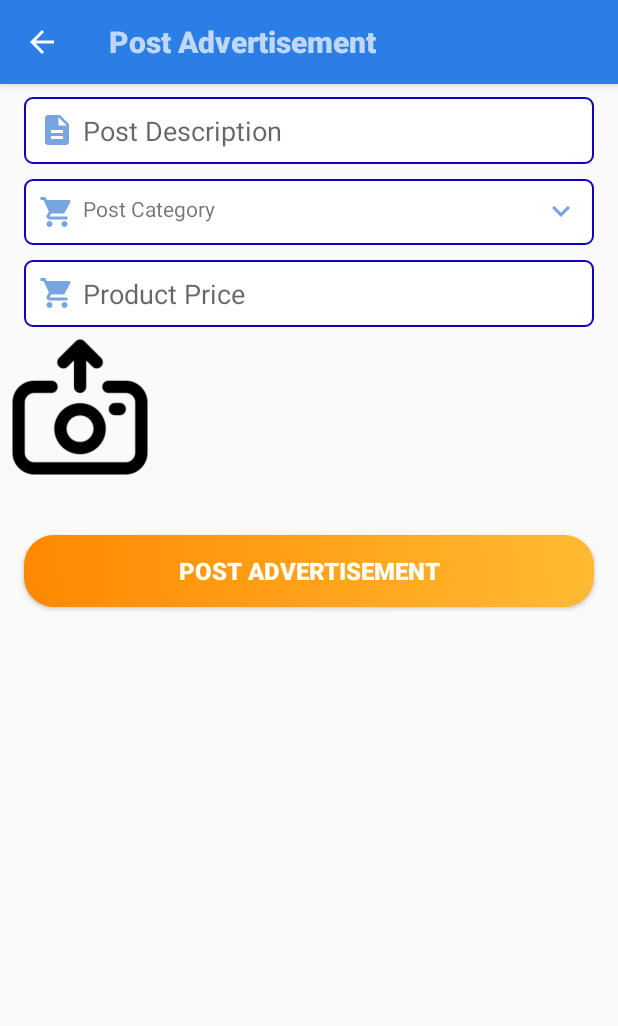
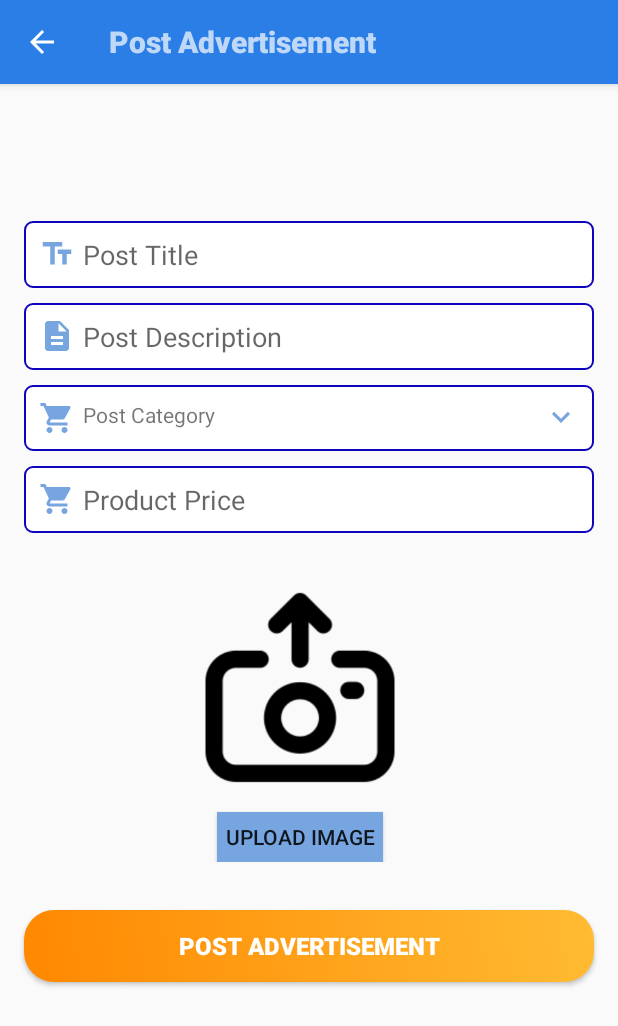
Before and after one commit to raviKsah/MarkUTApp_01, an Android app: the NavigationDrawer1 screen opened directly, with no data from a screen before it, after a tap on "TODO", on a phone screen of 412 x 824 dp. Shown: the top 1026 px of the screen. Run offline under Robolectric (Android 15) with nearby library versions, the phone set to English and light mode, and no system bars; our stand-ins replace Firebase (no records; nobody signed in at launch, a user with empty details on screens opened directly), navigation-ui.

Commit message:
new post ad xml, drawer close

```diff
--- a/app/src/main/java/com/example/markutapp_01/NavigationDrawer1.java
+++ b/app/src/main/java/com/example/markutapp_01/NavigationDrawer1.java
@@ -16,6 +16,7 @@ import android.widget.Toast;
 import androidx.annotation.NonNull;
 import androidx.appcompat.app.AppCompatActivity;
 import androidx.appcompat.widget.Toolbar;
+import androidx.core.view.GravityCompat;
 import androidx.drawerlayout.widget.DrawerLayout;
 import androidx.navigation.NavController;
 import androidx.navigation.Navigation;
@@ -45,7 +46,7 @@ public class NavigationDrawer1 extends AppCompatActivity
     ImageButton report_btn_logo;
     String items;
     private AppBarConfiguration mAppBarConfiguration;
-
+    private DrawerLayout drawer;
     String category;
     private Globals global = Globals.getInstance();
 
@@ -97,7 +98,8 @@ public class NavigationDrawer1 extends AppCompatActivity
 //                        .setAction("Action", null).show();
             }
         });
-        DrawerLayout drawer = findViewById(R.id.drawer_layout);
+        drawer = findViewById(R.id.drawer_layout);
+
         NavigationView navigationView = findViewById(R.id.nav_view);
 
         View headerView = navigationView.getHeaderView(0);
@@ -145,6 +147,7 @@ public class NavigationDrawer1 extends AppCompatActivity
         {
             Intent intent = new Intent(getApplicationContext(), PostAd.class);
             startActivity(intent);
+            closeDrawer();
             return true;
         });
 
@@ -234,6 +237,7 @@ public class NavigationDrawer1 extends AppCompatActivity
         {
             fab.setVisibility(View.GONE);
             GetDataFromFirebase(true);
+            closeDrawer();
             return true;
         });
 
@@ -241,11 +245,16 @@ public class NavigationDrawer1 extends AppCompatActivity
         {
             fab.setVisibility(View.VISIBLE);
             GetDataFromFirebase(false);
+            closeDrawer();
             return true;
         });
     }
 
-
+    public void closeDrawer() {
+        if (drawer.isDrawerOpen(GravityCompat.START)) {
+            drawer.closeDrawer(GravityCompat.START);
+        }
+    }
 /*    public void editAd(View view)
     {
         LinearLayout ll = (LinearLayout)findViewById(R.id.adInfoEdit);
@@ -315,6 +324,13 @@ public class NavigationDrawer1 extends AppCompatActivity
                         messages.setImageUrl(snapshot.child("image_path").getValue().toString());
                         messages.setImageTitle(snapshot.child("title").getValue().toString());
                         messages.setPrice(snapshot.child("price").getValue().toString());
+                        messages.setAdID((snapshot.child("ad_id").getValue().toString()));
+
+
+                        ////Fvrt button
+
+
+
                         //  System.out.println("heyyyyyyyyy" + snapshot.child("image_path").getValue().toString());
                         messagesList.add(messages);
                     }
--- a/app/src/main/java/com/example/markutapp_01/PostAd.java
+++ b/app/src/main/java/com/example/markutapp_01/PostAd.java
@@ -11,6 +11,8 @@ import android.graphics.drawable.ColorDrawable;
 import android.net.Uri;
 import android.provider.MediaStore;
 import android.os.Bundle;
+import android.view.Menu;
+import android.view.MenuItem;
 import android.view.View;
 import android.webkit.MimeTypeMap;
 import android.widget.ArrayAdapter;
@@ -47,8 +49,8 @@ import java.util.UUID;
 public class PostAd extends AppCompatActivity {
 
     // views for button
-    private ImageView btnUpload;
-    private ImageView btnSelect;
+
+    private Button btnSelect;
     private TextView PostCategorySpinner;
     Button postAdd;
     String url;
@@ -94,7 +96,7 @@ public class PostAd extends AppCompatActivity {
         databaseReference = FirebaseDatabase.getInstance().getReference(Database_Path);
         progressDialog = new ProgressDialog(PostAd.this);
 
-        btnSelect = findViewById(R.id.SelectImage);
+        btnSelect = findViewById(R.id.upload_image_btn);
         //btnUpload = findViewById(R.id.SelectImage);
         imageView = findViewById(R.id.SelectImage);
         PostCategorySpinner = findViewById(R.id.PostCategorySpinner);
@@ -145,6 +147,22 @@ public class PostAd extends AppCompatActivity {
                 startActivity(intent);
             }
         });
+    }
+
+
+    @Override
+    public boolean onOptionsItemSelected(MenuItem item) {
+        switch (item.getItemId()) {
+            case android.R.id.home:
+                finish();
+                return true;
+        }
+
+        return super.onOptionsItemSelected(item);
+    }
+
+    public boolean onCreateOptionsMenu(Menu menu) {
+        return true;
     }
 
     // Select Image method
--- a/app/src/main/java/com/example/markutapp_01/RecyclerAdapter.java
+++ b/app/src/main/java/com/example/markutapp_01/RecyclerAdapter.java
@@ -4,13 +4,20 @@ import android.content.Context;
 import android.view.LayoutInflater;
 import android.view.View;
 import android.view.ViewGroup;
+import android.widget.ImageButton;
 import android.widget.ImageView;
 import android.widget.TextView;
+import android.widget.Toast;
 
 import androidx.annotation.NonNull;
 import androidx.recyclerview.widget.RecyclerView;
 
 import com.bumptech.glide.Glide;
+import com.google.firebase.database.DataSnapshot;
+import com.google.firebase.database.DatabaseError;
+import com.google.firebase.database.DatabaseReference;
+import com.google.firebase.database.FirebaseDatabase;
+import com.google.firebase.database.ValueEventListener;
 
 import java.util.ArrayList;
 
@@ -19,6 +26,10 @@ public class RecyclerAdapter extends RecyclerView.Adapter<com.example.markutapp_
     private static final String Tag="RecyclerView";
     private Context mContext;
     private ArrayList<Messages> messagesList;
+    private DatabaseReference myRef;
+    ImageButton report_btn_logo;
+    ViewHolder holder;
+    Boolean reportChecker = false;
 
     public RecyclerAdapter(Context mContext, ArrayList<Messages> messagesList) {
         this.mContext = mContext;
@@ -34,10 +45,57 @@ public class RecyclerAdapter extends RecyclerView.Adapter<com.example.markutapp_
 
     @Override
     public void onBindViewHolder(@NonNull ViewHolder holder, int position) {
+
+
+        final  String postkey = messagesList.get(position).getAdID();
+
+//        holder.reportChecker(postkey);
+//        holder.report_btn_logo.setOnClickListener(new View.OnClickListener() {
+//            @Override
+//            public void onClick(View view) {
+//
+//                reportChecker = true;
+//
+//                myRef.addValueEventListener(new ValueEventListener() {
+//                    @Override
+//                    public void onDataChange(@NonNull DataSnapshot snapshot) {
+//
+//                        if (reportChecker.equals(true)){
+//                            if (snapshot.child(postkey).hasChild("")){
+//                                myRef.child(postkey).child("").removeValue();
+//
+//                                reportChecker = false;
+//                            }else {
+//
+//                                //myRef.child(postkey).setValue(member);
+//                                reportChecker = false;
+//
+//                                Toast.makeText(mContext, "Advertisement has been reported and sent for review", Toast.LENGTH_SHORT).show();
+//                            }
+//                        }
+//
+//                    }
+//
+//                    @Override
+//                    public void onCancelled(@NonNull DatabaseError error) {
+//
+//                    }
+//                });
+//
+//            }
+//        });
+
         holder.textView.setText(messagesList.get(position).getImageTitle());
         holder.price.setText(messagesList.get(position).getPrice());
         Glide.with(mContext).load(messagesList.get(position).getImageUrl()).into(holder.imageView);
+
+
+
+
     }
+
+
+
 
     @Override
     public int getItemCount() {
@@ -47,6 +105,7 @@ public class RecyclerAdapter extends RecyclerView.Adapter<com.example.markutapp_
     public class ViewHolder extends RecyclerView.ViewHolder{
         ImageView imageView;
         TextView textView,price,edit;
+        ImageButton report_btn_logo;
 
 
         public ViewHolder(@NonNull View itemView) {
@@ -56,6 +115,45 @@ public class RecyclerAdapter extends RecyclerView.Adapter<com.example.markutapp_
             price = itemView.findViewById(R.id.ad_price);
             edit = itemView.findViewById(R.id.editAdID);
         }
+
+
+
+//        public void  reportChecker(final String postkey) {
+//            report_btn_logo = itemView.findViewById(R.id.report_btn_logo);
+//            myRef= FirebaseDatabase.getInstance().getReference("Advertisements");
+//
+//
+//            //messagesList.get(postkey).getImageTitle();
+//
+//            myRef.addValueEventListener(new ValueEventListener() {
+//                @Override
+//                public void onDataChange(@NonNull DataSnapshot snapshot) {
+//
+//                    if (snapshot.child(postkey).hasChild("under_report")){
+//                        report_btn_logo.setImageResource(R.drawable.ic_baseline_flag_24);
+//                    }else {
+//                        report_btn_logo.setImageResource(R.drawable.ic_baseline_outlined_flag_24);
+//                    }
+//
+//                }
+//
+//                @Override
+//                public void onCancelled(@NonNull DatabaseError error) {
+//
+//                }
+//            });
+//
+//        }
+
+
+
     }
 
+
+
+
+
+
+
+
 }
--- /dev/null
+++ b/app/src/main/res/drawable/button_back.xml
@@ -0,0 +1,6 @@
+<?xml version="1.0" encoding="utf-8"?>
+<shape xmlns:android="http://schemas.android.com/apk/res/android">
+
+    <solid android:color="@color/red"/>
+    <corners android:radius="10dp"/>
+</shape>
--- a/app/src/main/res/layout/post_ad.xml
+++ b/app/src/main/res/layout/post_ad.xml
@@ -1,113 +1,134 @@
 <?xml version="1.0" encoding="utf-8"?>
 <LinearLayout xmlns:android="http://schemas.android.com/apk/res/android"
+    xmlns:app="http://schemas.android.com/apk/res-auto"
     xmlns:tools="http://schemas.android.com/tools"
     android:layout_width="match_parent"
-    android:layout_height="match_parent"
+    android:layout_height="wrap_content"
     android:layout_gravity="center"
-    xmlns:app="http://schemas.android.com/apk/res-auto"
     android:orientation="vertical">
 
     <EditText
         android:id="@+id/inputPostTitle"
         android:layout_width="match_parent"
         android:layout_height="wrap_content"
+        android:layout_marginLeft="16dp"
+        android:layout_marginTop="10dp"
+        android:layout_marginRight="16dp"
+        android:background="@drawable/text_background"
+        android:drawableStart="@drawable/ic_text_fields_black_24dp"
+        android:drawableLeft="@drawable/ic_text_fields_black_24dp"
+        android:drawablePadding="5dp"
+        android:drawableTint="@color/colorPrimaryDark"
+        android:hint="Post Title"
+        android:inputType="text"
         android:padding="10dp"
-        android:background="@drawable/text_background"
-        android:hint="Post Title"
-        android:drawableStart="@drawable/ic_text_fields_black_24dp"
-        android:drawableTint="@color/colorPrimaryDark"
-        android:drawablePadding="5dp"
-        android:layout_marginRight="16dp"
-        android:layout_marginTop="10dp"
-        android:layout_marginLeft="16dp"
-        android:inputType="text"
-        android:drawableLeft="@drawable/ic_text_fields_black_24dp"
         tools:ignore="UnknownId" />
 
     <EditText
         android:id="@+id/inputPostDescription"
         android:layout_width="match_parent"
         android:layout_height="wrap_content"
-        android:padding="10dp"
+        android:layout_marginLeft="16dp"
+        android:layout_marginTop="10dp"
+        android:layout_marginRight="16dp"
         android:background="@drawable/text_background"
+        android:drawableStart="@drawable/ic_description_black_24dp"
+        android:drawableLeft="@drawable/ic_description_black_24dp"
+        android:drawablePadding="5dp"
+        android:drawableTint="@color/colorPrimaryDark"
         android:hint="Post Description"
         android:inputType="textMultiLine"
-        android:drawableStart="@drawable/ic_description_black_24dp"
-        android:drawableTint="@color/colorPrimaryDark"
-        android:drawablePadding="5dp"
-        android:layout_marginRight="16dp"
-        android:layout_marginTop="10dp"
-        android:layout_marginLeft="16dp"
-        app:layout_constraintTop_toBottomOf="@+id/inputPostTitle"
-        android:drawableLeft="@drawable/ic_description_black_24dp" />
+        android:padding="10dp"
+        app:layout_constraintTop_toBottomOf="@+id/inputPostTitle" />
 
     <TextView
         android:id="@+id/PostCategorySpinner"
         android:layout_width="match_parent"
         android:layout_height="wrap_content"
+        android:layout_marginLeft="16dp"
+        android:layout_marginTop="10dp"
+        android:layout_marginRight="16dp"
         android:background="@drawable/text_background"
         android:drawableStart="@drawable/ic_shopping_cart_black_24dp"
+        android:drawableLeft="@drawable/ic_shopping_cart_black_24dp"
+        android:drawableEnd="@drawable/ic_keyboard_arrow_down_black_24dp"
+        android:drawableRight="@drawable/ic_keyboard_arrow_down_black_24dp"
+        android:drawablePadding="5dp"
         android:drawableTint="@color/colorPrimaryDark"
-        android:drawablePadding="5dp"
         android:padding="10dp"
         android:text="Post Category"
-        android:drawableEnd="@drawable/ic_keyboard_arrow_down_black_24dp"
-        android:layout_marginRight="16dp"
-        android:layout_marginTop="10dp"
-        android:layout_marginLeft="16dp"
-        app:layout_constraintTop_toBottomOf="@+id/inputPostDescription"
-        android:drawableLeft="@drawable/ic_shopping_cart_black_24dp"
-        android:drawableRight="@drawable/ic_keyboard_arrow_down_black_24dp" />
-
+        app:layout_constraintTop_toBottomOf="@+id/inputPostDescription" />
 
 
     <EditText
         android:id="@+id/inputProductPrice"
         android:layout_width="match_parent"
         android:layout_height="wrap_content"
+        android:layout_marginLeft="16dp"
+        android:layout_marginTop="10dp"
+        android:layout_marginRight="16dp"
+        android:autofillHints=""
+        android:background="@drawable/text_background"
+        android:drawableStart="@drawable/ic_shopping_cart_black_24dp"
+        android:drawableLeft="@drawable/ic_shopping_cart_black_24dp"
+        android:drawablePadding="5dp"
+        android:drawableTint="@color/colorPrimaryDark"
+        android:hint="Product Price"
+        android:inputType="number"
         android:padding="10dp"
-        android:background="@drawable/text_background"
-        android:hint="Product Price"
-        android:drawableStart="@drawable/ic_shopping_cart_black_24dp"
-        android:drawableTint="@color/colorPrimaryDark"
-        android:drawablePadding="5dp"
-        android:layout_marginRight="16dp"
-        android:layout_marginTop="10dp"
-        android:layout_marginLeft="16dp"
-        android:inputType="number"
         app:layout_constraintTop_toBottomOf="@+id/PostCategorySpinner"
-        android:autofillHints=""
-        android:drawableLeft="@drawable/ic_shopping_cart_black_24dp"
         tools:ignore="UnknownId" />
 
 
+    <LinearLayout
+        android:layout_height="wrap_content"
+        android:layout_width="wrap_content"
+        android:orientation="vertical"
+        android:paddingLeft="100dp">
 
-    <ImageView
-        android:id="@+id/SelectImage"
-        android:layout_width="100dp"
-        android:layout_height="100dp"
-        android:layout_column="0"
-        android:layout_row="0"
-        app:layout_constraintTop_toBottomOf="@+id/inputProductPrice"
-        android:layout_margin="3dp"
-        android:textAllCaps="false"
-        android:src="@drawable/upload_img"
-        tools:ignore="MissingConstraints,NotSibling"
-        android:contentDescription="TODO" />
+        <ImageView
+            android:id="@+id/SelectImage"
+            android:layout_width="140dp"
+            android:layout_height="146dp"
+            android:layout_row="0"
+            android:layout_column="0"
+            android:layout_margin="30dp"
+            android:contentDescription="TODO"
+            android:src="@drawable/upload_img"
+            android:textAllCaps="false"
+            app:layout_constraintTop_toBottomOf="@+id/inputProductPrice"
+            tools:ignore="MissingConstraints,NotSibling" />
+
+        <Button
+            android:id="@+id/upload_image_btn"
+            android:layout_width="wrap_content"
+            android:layout_height="33dp"
+            android:layout_gravity="center"
+            android:background="@color/colorPrimaryDark"
+            android:layout_marginTop="-20dp"
+            android:textAlignment="center"
+            android:padding="5dp"
+            android:text="Upload Image"
+            android:clickable="true"
+            android:textFontWeight="@android:integer/config_longAnimTime">
 
 
+        </Button>
+
+
+    </LinearLayout>>
     <Button
         android:id="@+id/btnAddProduct"
         android:layout_width="match_parent"
         android:layout_height="wrap_content"
+        android:layout_marginLeft="16dp"
+        android:layout_marginTop="32dp"
+        android:layout_marginRight="16dp"
+        android:layout_marginBottom="32dp"
         android:background="@drawable/btn_corner"
         android:text="Post Advertisement"
-        android:layout_marginTop="32dp"
-        android:layout_marginBottom="32dp"
         android:textColor="#ffffff"
         android:textSize="16sp"
-        android:layout_marginRight="16dp"
-        android:layout_marginLeft="16dp"
         android:textStyle="bold"
         app:layout_constraintBottom_toBottomOf="parent"
         app:layout_constraintTop_toBottomOf="@+id/SelectImage" />
```
